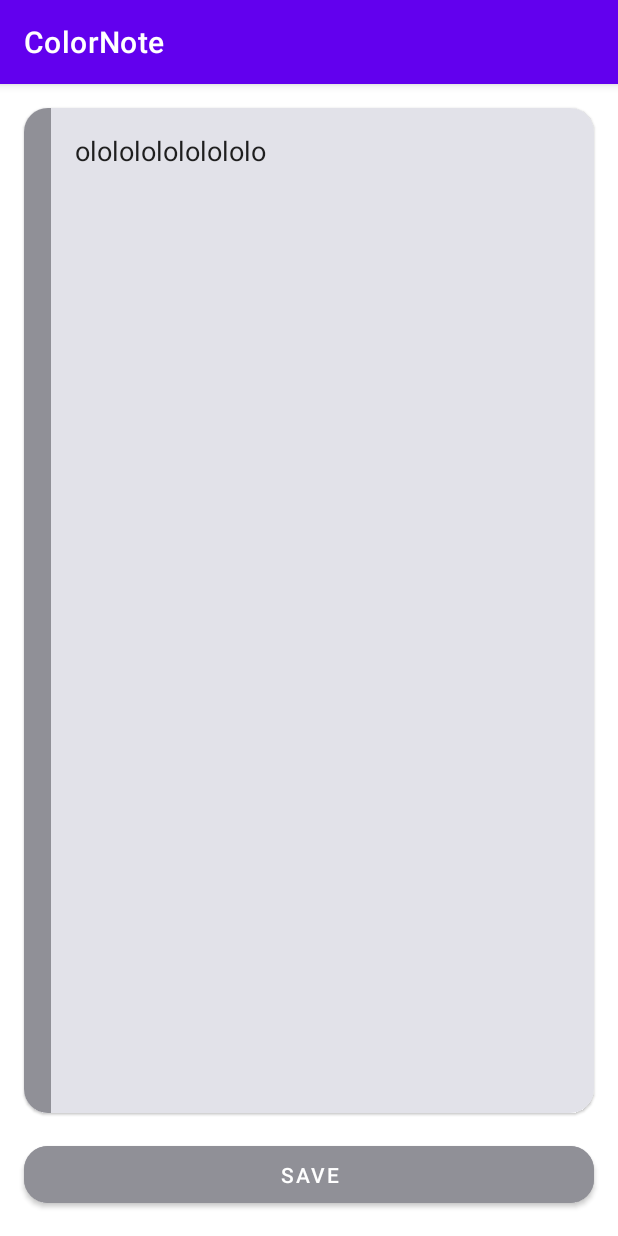
After one commit to Brav9/ColorNote, an Android app: the fragment EditNoteFragment shown on its own in the app's theme, on a phone screen of 412 x 824 dp. The commit adds this screen. Run offline under Robolectric (Android 15) with nearby library versions, the phone set to English and light mode, and no system bars.

Commit message:
Отрисовка UI приложения.

```diff
--- a/app/build.gradle
+++ b/app/build.gradle
@@ -34,7 +34,7 @@ android {
 
 dependencies {
 
-    implementation 'androidx.core:core-ktx:1.7.0'
+    implementation 'androidx.core:core-ktx:1.9.0'
     implementation 'androidx.appcompat:appcompat:1.6.1'
     implementation 'com.google.android.material:material:1.9.0'
     implementation 'androidx.constraintlayout:constraintlayout:2.1.4'
--- /dev/null
+++ b/app/src/main/java/com/khalbro/colornote/EditNoteFragment.kt
@@ -0,0 +1,23 @@
+package com.khalbro.colornote
+
+import android.os.Bundle
+import androidx.fragment.app.Fragment
+import android.view.LayoutInflater
+import android.view.View
+import android.view.ViewGroup
+
+class EditNoteFragment : Fragment() {
+
+    override fun onCreate(savedInstanceState: Bundle?) {
+        super.onCreate(savedInstanceState)
+        arguments?.let {
+        }
+    }
+
+    override fun onCreateView(
+        inflater: LayoutInflater, container: ViewGroup?,
+        savedInstanceState: Bundle?
+    ): View? {
+        return inflater.inflate(R.layout.fragment_edit_note, container, false)
+    }
+}
--- /dev/null
+++ b/app/src/main/res/layout/fragment_edit_note.xml
@@ -0,0 +1,69 @@
+<?xml version="1.0" encoding="utf-8"?>
+<androidx.constraintlayout.widget.ConstraintLayout xmlns:android="http://schemas.android.com/apk/res/android"
+    xmlns:app="http://schemas.android.com/apk/res-auto"
+    xmlns:tools="http://schemas.android.com/tools"
+    android:layout_width="match_parent"
+    android:layout_height="match_parent"
+    tools:context=".EditNoteFragment">
+
+    <!-- TODO: Update blank fragment layout -->
+    <com.google.android.material.card.MaterialCardView
+        android:id="@+id/materialCardView"
+        android:layout_width="match_parent"
+        android:layout_height="0dp"
+        android:layout_margin="16dp"
+        app:cardCornerRadius="16dp"
+        app:layout_constraintBottom_toTopOf="@+id/button"
+        app:layout_constraintEnd_toEndOf="parent"
+        app:layout_constraintStart_toStartOf="parent"
+        app:layout_constraintTop_toTopOf="parent">
+
+        <androidx.constraintlayout.widget.ConstraintLayout
+            android:layout_width="match_parent"
+            android:layout_height="match_parent"
+            android:background="@color/material_dynamic_neutral90">
+
+            <ImageView
+                android:id="@+id/ivVerticalLine"
+                android:layout_width="18dp"
+                android:layout_height="match_parent"
+                android:background="@color/material_dynamic_neutral60"
+                app:layout_constraintBottom_toBottomOf="parent"
+                app:layout_constraintStart_toStartOf="parent"
+                app:layout_constraintTop_toTopOf="parent" />
+
+            <EditText
+                android:layout_width="0dp"
+                android:layout_height="match_parent"
+                android:layout_marginStart="16dp"
+                android:layout_marginTop="16dp"
+                android:layout_marginEnd="16dp"
+                android:layout_marginBottom="16dp"
+                android:background="@null"
+                android:gravity="start|top"
+                android:inputType="textMultiLine"
+                android:text="ololololololololo"
+                app:layout_constraintBottom_toBottomOf="parent"
+                app:layout_constraintEnd_toEndOf="parent"
+                app:layout_constraintStart_toEndOf="@+id/ivVerticalLine"
+                app:layout_constraintTop_toTopOf="parent" />
+
+        </androidx.constraintlayout.widget.ConstraintLayout>
+
+    </com.google.android.material.card.MaterialCardView>
+
+    <Button
+        android:id="@+id/button"
+        android:layout_width="match_parent"
+        android:layout_height="50dp"
+        android:layout_marginStart="16dp"
+        android:layout_marginEnd="16dp"
+        android:layout_marginBottom="16dp"
+        android:backgroundTint="@color/material_dynamic_neutral60"
+        android:text="Save"
+        app:cornerRadius="16dp"
+        app:layout_constraintBottom_toBottomOf="parent"
+        app:layout_constraintEnd_toEndOf="parent"
+        app:layout_constraintStart_toStartOf="parent" />
+
+</androidx.constraintlayout.widget.ConstraintLayout>
--- a/app/src/main/res/values/strings.xml
+++ b/app/src/main/res/values/strings.xml
@@ -1,3 +1,5 @@
 <resources>
     <string name="app_name">ColorNote</string>
+    <!-- TODO: Remove or change this placeholder text -->
+    <string name="hello_blank_fragment">Hello blank fragment</string>
 </resources>
```
Also changed, not shown: app/src/main/java/com/khalbro/colornote/NotesFragment.kt (added, +24 -0 lines), app/src/main/res/layout/fragment_notes.xml (added, +33 -0 lines), app/src/main/res/layout/item_note.xml (added, +36 -0 lines).
